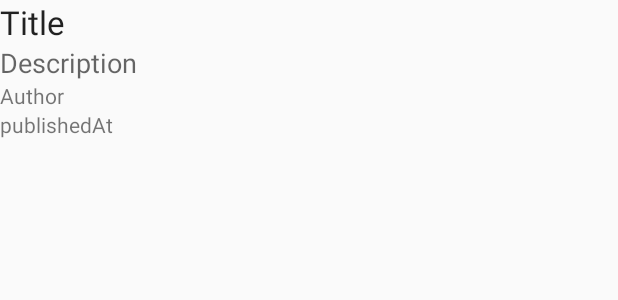
After one commit to JoannaHulek/NewsApp, an Android app: the layout news_list_item.xml on its own in the app's theme, with its tools: preview values and no code run, on a phone screen of 412 x 824 dp. The commit adds this screen. Shown: the top 300 px of the screen. Run offline under Robolectric (Android 15) with nearby library versions, the phone set to English and light mode, and no system bars.

Commit message:
app layout

```diff
--- /dev/null
+++ b/app/src/main/res/layout/news_list_item.xml
@@ -0,0 +1,36 @@
+<?xml version="1.0" encoding="utf-8"?>
+<LinearLayout xmlns:android="http://schemas.android.com/apk/res/android"
+    xmlns:tools="http://schemas.android.com/tools"
+    android:orientation="vertical" android:layout_width="match_parent"
+    android:layout_height="match_parent"
+    android:id="@+id/news_layout">
+
+    <TextView
+        android:layout_width="match_parent"
+        android:layout_height="wrap_content"
+        android:id="@+id/title_text_view"
+        android:textAppearance="?android:textAppearanceLarge"
+        tools:text="Title"/>
+
+    <TextView
+        android:layout_width="match_parent"
+        android:layout_height="wrap_content"
+        android:id="@+id/description_text_view"
+        android:textAppearance="?android:textAppearanceMedium"
+        tools:text="Description"/>
+
+    <TextView
+        android:layout_width="match_parent"
+        android:layout_height="wrap_content"
+        android:id="@+id/author_text_view"
+        android:textAppearance="?android:textAppearanceSmall"
+        tools:text="Author"/>
+
+    <TextView
+        android:layout_width="match_parent"
+        android:layout_height="wrap_content"
+        android:id="@+id/publishedAt_text_view"
+        android:textAppearance="?android:textAppearanceSmall"
+        tools:text="publishedAt"/>
+
+</LinearLayout>
```
Also changed, not shown: app/src/main/res/layout/activity_main.xml (+17 -8 lines).
